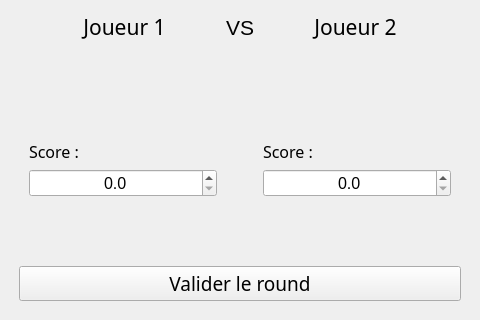
Gremy44/P4_repository, file views/qt_ux/mw_qw_round.ui: the form before one commit; both pictures show x 0 to 480 and y 320 to 640 of the 480 by 640 pixel window.
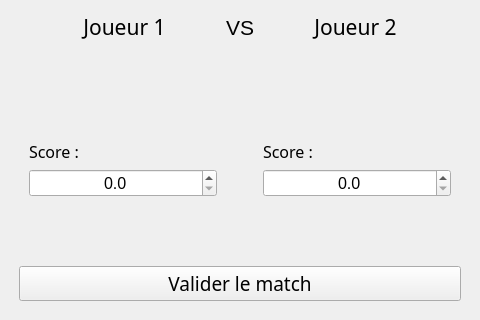
The form after the commit.

What changed in the file:
```diff
--- a/views/qt_ux/mw_qw_round.ui
+++ b/views/qt_ux/mw_qw_round.ui
@@ -323,7 +323,7 @@
          <string notr="true">QPushButton:checked { background-color:green }</string>
         </property>
         <property name="text">
-         <string>Valider le round</string>
+         <string>Valider le match</string>
         </property>
         <property name="checkable">
          <bool>true</bool>
```
Left out of the diff: 3 changed lines with no effect on the pictures.
